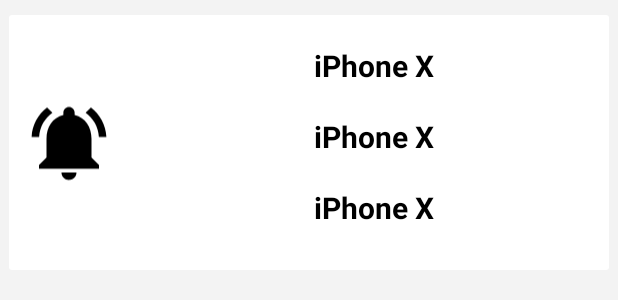
After one commit to snow915/ALLSTARS, an Android app: the layout item_list_solicitud.xml on its own in the app's theme, with its tools: preview values and no code run, on a phone screen of 412 x 824 dp. The commit adds this screen. Shown: the top 300 px of the screen. Run offline under Robolectric (Android 15) with nearby library versions, the phone set to English and light mode, and no system bars.

Commit message:
add: card for hirings

```diff
--- /dev/null
+++ b/app/src/main/res/drawable/ic_notifications_active_black_24dp.xml
@@ -0,0 +1,4 @@
+<vector android:height="150dp" android:viewportHeight="24.0"
+    android:viewportWidth="24.0" android:width="150dp" xmlns:android="http://schemas.android.com/apk/res/android">
+    <path android:fillColor="#FF000000" android:pathData="M7.58,4.08L6.15,2.65C3.75,4.48 2.17,7.3 2.03,10.5h2c0.15,-2.65 1.51,-4.97 3.55,-6.42zM19.97,10.5h2c-0.15,-3.2 -1.73,-6.02 -4.12,-7.85l-1.42,1.43c2.02,1.45 3.39,3.77 3.54,6.42zM18,11c0,-3.07 -1.64,-5.64 -4.5,-6.32L13.5,4c0,-0.83 -0.67,-1.5 -1.5,-1.5s-1.5,0.67 -1.5,1.5v0.68C7.63,5.36 6,7.92 6,11v5l-2,2v1h16v-1l-2,-2v-5zM12,22c0.14,0 0.27,-0.01 0.4,-0.04 0.65,-0.14 1.18,-0.58 1.44,-1.18 0.1,-0.24 0.15,-0.5 0.15,-0.78h-4c0.01,1.1 0.9,2 2.01,2z"/>
+</vector>
--- /dev/null
+++ b/app/src/main/res/layout/item_list_solicitud.xml
@@ -0,0 +1,84 @@
+<?xml version="1.0" encoding="utf-8"?>
+<LinearLayout xmlns:android="http://schemas.android.com/apk/res/android"
+    xmlns:card_view="http://schemas.android.com/apk/res-auto"
+    xmlns:tools="http://schemas.android.com/tools"
+    android:layout_width="match_parent"
+    android:layout_height="match_parent"
+    android:background="#F3F3F3"
+    android:orientation="vertical">
+
+
+    <androidx.cardview.widget.CardView
+        android:layout_width="match_parent"
+        android:layout_height="wrap_content"
+        android:layout_marginLeft="6dp"
+        android:layout_marginTop="10dp"
+        android:layout_marginRight="6dp"
+        android:layout_marginBottom="10dp"
+        card_view:cardBackgroundColor="@color/blanco">
+
+        <LinearLayout
+            android:layout_width="392dp"
+            android:layout_height="wrap_content"
+            android:layout_marginRight="100dp"
+            android:orientation="horizontal">
+
+            <ImageView
+                android:id="@+id/idImagen"
+                android:layout_width="150dp"
+                android:layout_height="150dp"
+                android:layout_marginTop="10dp"
+                android:layout_marginBottom="10dp"
+                android:layout_weight="1"
+                android:paddingLeft="10dp"
+                android:paddingRight="5dp"
+                card_view:srcCompat="@drawable/ic_notifications_active_black_24dp"
+                tools:ignore="VectorDrawableCompat" />
+
+            <LinearLayout
+                android:layout_width="match_parent"
+                android:layout_height="match_parent"
+                android:layout_weight="1"
+                android:orientation="vertical"
+                android:paddingLeft="20dp">
+
+                <TextView
+                    android:id="@+id/idFechaInicio"
+                    android:textStyle="bold"
+                    android:gravity="center"
+                    android:layout_width="match_parent"
+                    android:layout_height="wrap_content" android:layout_marginTop="20dp"
+                    android:text="iPhone X"
+
+                    android:textColor="@color/negro"
+                    android:textSize="20dp" />
+
+                <TextView
+                    android:id="@+id/idHoraInicio"
+                    android:textStyle="bold"
+                    android:gravity="center"
+                    android:layout_width="match_parent"
+                    android:layout_height="wrap_content" android:layout_marginTop="20dp"
+                    android:text="iPhone X"
+
+                    android:textColor="@color/negro"
+                    android:textSize="20dp" />
+
+                <TextView
+                    android:id="@+id/idTipoEvento"
+                    android:textStyle="bold"
+                    android:gravity="center"
+                    android:layout_width="match_parent"
+                    android:layout_height="wrap_content" android:layout_marginTop="20dp"
+                    android:text="iPhone X"
+
+                    android:textColor="@color/negro"
+                    android:textSize="20dp" />
+
+            </LinearLayout>
+
+        </LinearLayout>
+
+    </androidx.cardview.widget.CardView>
+
+</LinearLayout>
```
Also changed, not shown: app/src/main/java/com/store/Adapters/AdapterDatosSolicitud.java (added, +76 -0 lines), app/src/main/java/com/store/FragmentSolicitud.java (+73 -2 lines), app/src/main/java/com/store/Vo/DatosSolicitudVo.java (added, +39 -0 lines), app/src/main/res/layout/fragment_solicitud.xml (+5 -5 lines).
